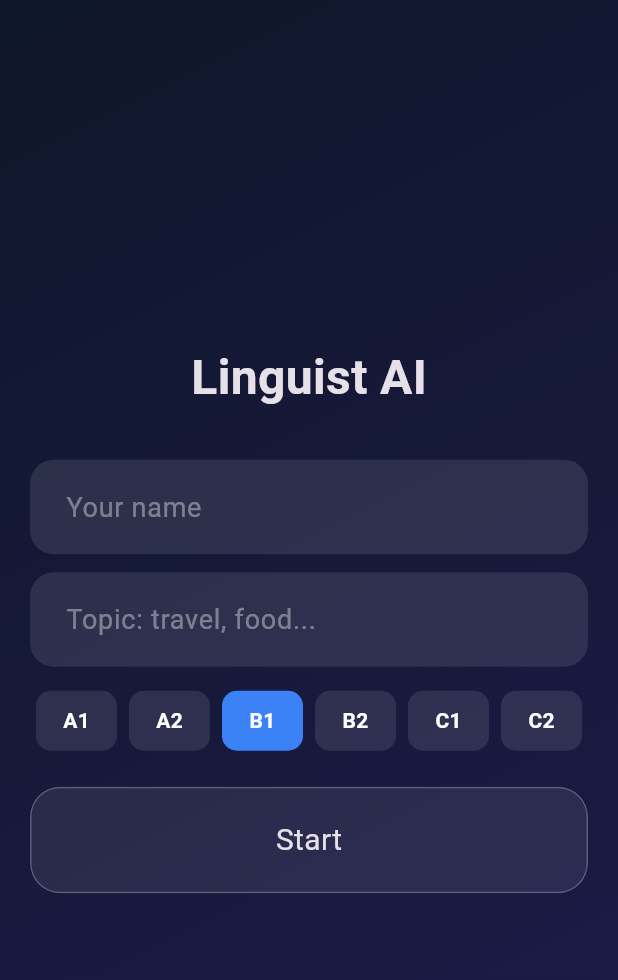
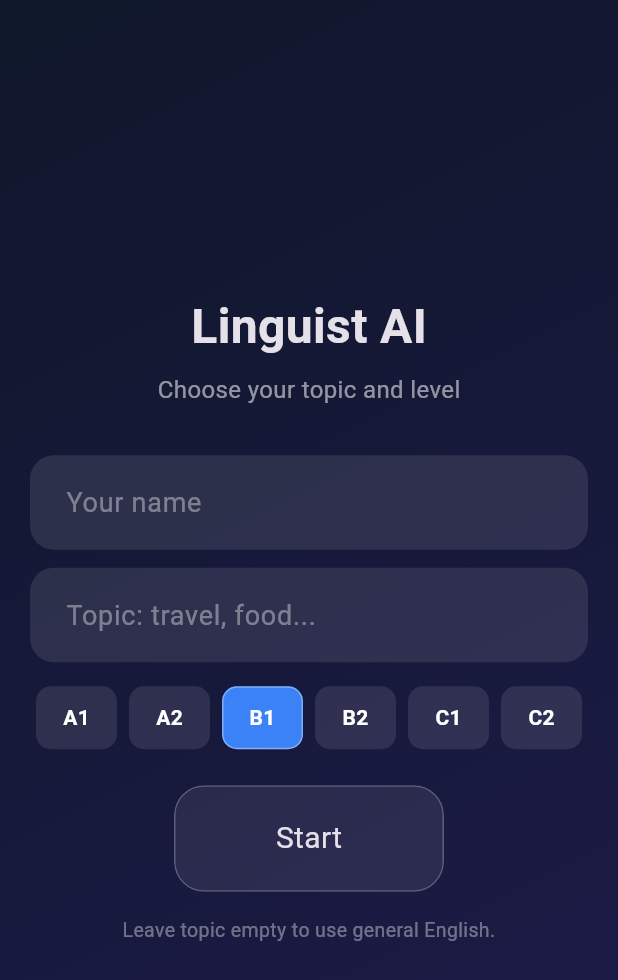
Before and after one commit to ohypka/linguist-ai, a Flutter app: the screen it shows after launch, on a phone screen of 412 x 824 dp. Shown: the top 980 px of the screen. Run offline on Flutter 3.47's test engine with Material 3 defaults, Android fonts, the light colour scheme and no system bars; our stand-ins replace shared_preferences, speech_to_text; missing offline and left inert: record.

Commit message:
Improve guest registration and topic screen error handling

```diff
--- a/frontend/lib/screens/topic/topic_screen.dart
+++ b/frontend/lib/screens/topic/topic_screen.dart
@@ -13,17 +13,27 @@ class TopicScreen extends StatefulWidget {
 class _TopicScreenState extends State<TopicScreen> {
   final _nameController = TextEditingController();
   final _topicController = TextEditingController();
+
   String _level = 'B1';
   bool _loading = false;
 
   static const _levels = ['A1', 'A2', 'B1', 'B2', 'C1', 'C2'];
 
   Future<void> _proceed() async {
+    if (_loading) return;
+
+    FocusScope.of(context).unfocus();
+
     setState(() => _loading = true);
+
     final name = _nameController.text.trim();
     final topic = _topicController.text.trim();
+
+    try {
       await ApiService.init(name.isEmpty ? 'Guest' : name);
+
       if (!mounted) return;
+
       Navigator.pushReplacement(
         context,
         MaterialPageRoute(
@@ -33,6 +43,21 @@ class _TopicScreenState extends State<TopicScreen> {
           ),
         ),
       );
+    } catch (e) {
+      if (!mounted) return;
+
+      setState(() => _loading = false);
+
+      final message = e.toString().replaceFirst('Exception: ', '');
+
+      ScaffoldMessenger.of(context).showSnackBar(
+        SnackBar(
+          content: Text(message),
+          backgroundColor: Colors.redAccent,
+          behavior: SnackBarBehavior.floating,
+        ),
+      );
+    }
   }
 
   @override
@@ -54,13 +79,27 @@ class _TopicScreenState extends State<TopicScreen> {
           ),
         ),
         padding: const EdgeInsets.all(20),
+        child: SafeArea(
           child: Center(
+            child: SingleChildScrollView(
+              keyboardDismissBehavior: ScrollViewKeyboardDismissBehavior.onDrag,
               child: Column(
                 mainAxisAlignment: MainAxisAlignment.center,
                 children: [
                   const Text(
                     "Linguist AI",
-                style: TextStyle(fontSize: 32, fontWeight: FontWeight.bold),
+                    style: TextStyle(
+                      fontSize: 32,
+                      fontWeight: FontWeight.bold,
+                    ),
+                  ),
+                  const SizedBox(height: 8),
+                  const Text(
+                    "Choose your topic and level",
+                    style: TextStyle(
+                      fontSize: 16,
+                      color: Colors.white54,
+                    ),
                   ),
                   const SizedBox(height: 32),
                   _buildTextField(
@@ -77,18 +116,29 @@ class _TopicScreenState extends State<TopicScreen> {
                   const SizedBox(height: 16),
                   Row(
                     mainAxisAlignment: MainAxisAlignment.spaceBetween,
-                children: _levels.map((lvl) => Expanded(
+                    children: _levels
+                        .map(
+                          (lvl) => Expanded(
                         child: Padding(
-                    padding: const EdgeInsets.symmetric(horizontal: 4),
+                          padding:
+                          const EdgeInsets.symmetric(horizontal: 4),
                           child: GestureDetector(
-                      onTap: () => setState(() => _level = lvl),
+                            onTap: _loading
+                                ? null
+                                : () => setState(() => _level = lvl),
                             child: Container(
-                        padding: const EdgeInsets.symmetric(vertical: 10),
+                              padding:
+                              const EdgeInsets.symmetric(vertical: 10),
                               decoration: BoxDecoration(
                                 color: _level == lvl
                                     ? const Color(0xFF3B82F6)
                                     : Colors.white10,
                                 borderRadius: BorderRadius.circular(10),
+                                border: Border.all(
+                                  color: _level == lvl
+                                      ? Colors.white.withOpacity(0.35)
+                                      : Colors.transparent,
+                                ),
                               ),
                               child: Center(
                                 child: Text(
@@ -103,12 +153,13 @@ class _TopicScreenState extends State<TopicScreen> {
                             ),
                           ),
                         ),
-                )).toList(),
+                      ),
+                    )
+                        .toList(),
                   ),
                   const SizedBox(height: 24),
-              Align(
-                alignment: Alignment.center,
-                widthFactor: 0.45,
+                  SizedBox(
+                    width: 180,
                     child: GestureDetector(
                       onTap: _loading ? null : _proceed,
                       child: GlassCard(
@@ -117,7 +168,9 @@ class _TopicScreenState extends State<TopicScreen> {
                               ? const SizedBox(
                             width: 22,
                             height: 22,
-                              child: CircularProgressIndicator(strokeWidth: 2),
+                            child: CircularProgressIndicator(
+                              strokeWidth: 2,
+                            ),
                           )
                               : const Text(
                             "Start",
@@ -127,7 +180,18 @@ class _TopicScreenState extends State<TopicScreen> {
                       ),
                     ),
                   ),
+                  const SizedBox(height: 16),
+                  const Text(
+                    "Leave topic empty to use general English.",
+                    style: TextStyle(
+                      color: Colors.white38,
+                      fontSize: 13,
+                    ),
+                    textAlign: TextAlign.center,
+                  ),
                 ],
+              ),
+            ),
           ),
         ),
       ),
@@ -141,14 +205,19 @@ class _TopicScreenState extends State<TopicScreen> {
   }) {
     return TextField(
       controller: controller,
+      enabled: !_loading,
       style: const TextStyle(color: Colors.white, fontSize: 18),
       onSubmitted: onSubmitted,
+      textInputAction: TextInputAction.next,
       decoration: InputDecoration(
         hintText: hint,
         hintStyle: const TextStyle(color: Colors.white38),
         filled: true,
         fillColor: Colors.white10,
-        contentPadding: const EdgeInsets.symmetric(horizontal: 20, vertical: 18),
+        contentPadding: const EdgeInsets.symmetric(
+          horizontal: 20,
+          vertical: 18,
+        ),
         border: const OutlineInputBorder(
           borderRadius: BorderRadius.all(Radius.circular(16)),
           borderSide: BorderSide.none,
```
Also changed, not shown: frontend/lib/services/api_service.dart (+36 -5 lines), 1 other file. Lines whose indentation alone changed are shown as unchanged.
